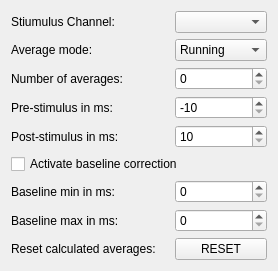
Before: the Qt Designer form applications/mne_x/plugins/averaging/FormFiles/averagingsettingswidget.ui in mne-tools/mne-cpp, drawn with Qt 5.
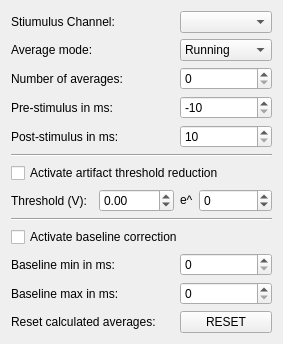
After: the same form once the commit is applied.

Commit message: [MX-101] Add simple artifact reduction to averaging plugin. [MX-101] Deactivate writing to layout file when creating EEG layout in SelectionManager. [MX-101] Mirror Duke 64 EEG layout on the x Axis

Diff of the .ui file:
```diff
--- a/applications/mne_x/plugins/averaging/FormFiles/averagingsettingswidget.ui
+++ b/applications/mne_x/plugins/averaging/FormFiles/averagingsettingswidget.ui
@@ -6,29 +6,76 @@
    <rect>
     <x>0</x>
     <y>0</y>
-    <width>251</width>
-    <height>246</height>
+    <width>252</width>
+    <height>313</height>
    </rect>
   </property>
   <property name="windowTitle">
    <string>Form</string>
   </property>
   <layout class="QGridLayout" name="gridLayout">
-   <item row="2" column="2">
-    <widget class="QComboBox" name="m_comboBox_runningAvr">
-     <item>
-      <property name="text">
-       <string>Running</string>
-      </property>
-     </item>
-     <item>
-      <property name="text">
-       <string>Cumulative</string>
-      </property>
-     </item>
+   <item row="8" column="2">
+    <widget class="QDoubleSpinBox" name="m_pSpinBox_artifactThresholdFirst">
+     <property name="minimum">
+      <double>-9999.000000000000000</double>
+     </property>
+     <property name="maximum">
+      <double>9999.000000000000000</double>
+     </property>
     </widget>
    </item>
-   <item row="4" column="2">
+   <item row="8" column="3">
+    <widget class="QLabel" name="label_10">
+     <property name="sizePolicy">
+      <sizepolicy hsizetype="Fixed" vsizetype="Fixed">
+       <horstretch>0</horstretch>
+       <verstretch>0</verstretch>
+      </sizepolicy>
+     </property>
+     <property name="text">
+      <string>e^</string>
+     </property>
+    </widget>
+   </item>
+   <item row="8" column="0">
+    <widget class="QLabel" name="label_9">
+     <property name="text">
+      <string>Threshold (V):</string>
+     </property>
+    </widget>
+   </item>
+   <item row="8" column="4">
+    <widget class="QSpinBox" name="m_pSpinBox_artifactThresholdSecond">
+     <property name="minimum">
+      <number>-999</number>
+     </property>
+     <property name="maximum">
+      <number>999</number>
+     </property>
+    </widget>
+   </item>
+   <item row="7" column="0" colspan="5">
+    <widget class="QCheckBox" name="m_pcheckBoxArtifactReduction">
+     <property name="text">
+      <string>Activate artifact threshold reduction</string>
+     </property>
+    </widget>
+   </item>
+   <item row="6" column="0" colspan="5">
+    <widget class="Line" name="line_2">
+     <property name="orientation">
+      <enum>Qt::Horizontal</enum>
+     </property>
+    </widget>
+   </item>
+   <item row="9" column="0" colspan="5">
+    <widget class="Line" name="line">
+     <property name="orientation">
+      <enum>Qt::Horizontal</enum>
+     </property>
+    </widget>
+   </item>
+   <item row="4" column="3" colspan="2">
     <widget class="QSpinBox" name="m_pSpinBoxPreStimSamples">
      <property name="prefix">
       <string>-</string>
@@ -44,38 +91,20 @@
      </property>
     </widget>
    </item>
-   <item row="6" column="0" colspan="3">
-    <widget class="QCheckBox" name="m_pcheckBoxBaselineCorrection">
-     <property name="text">
-      <string>Activate baseline correction</string>
+   <item row="5" column="3" colspan="2">
+    <widget class="QSpinBox" name="m_pSpinBoxPostStimSamples">
+     <property name="minimum">
+      <number>10</number>
      </property>
-    </widget>
-   </item>
-   <item row="7" column="0">
-    <widget class="QLabel" name="label_5">
-     <property name="text">
-      <string>Baseline min in ms:</string>
+     <property name="maximum">
+      <number>10000</number>
      </property>
-    </widget>
-   </item>
-   <item row="1" column="2">
-    <widget class="QComboBox" name="m_pComboBoxChSelection"/>
-   </item>
-   <item row="4" column="0">
-    <widget class="QLabel" name="label_3">
-     <property name="text">
-      <string>Pre-stimulus in ms:</string>
+     <property name="singleStep">
+      <number>10</number>
      </property>
     </widget>
    </item>
-   <item row="1" column="0">
-    <widget class="QLabel" name="label">
-     <property name="text">
-      <string>Stiumulus Channel:</string>
-     </property>
-    </widget>
-   </item>
-   <item row="3" column="2">
+   <item row="3" column="3" colspan="2">
     <widget class="QSpinBox" name="m_pSpinBoxNumAverages">
      <property name="minimum">
       <number>0</number>
@@ -85,48 +114,31 @@
      </property>
     </widget>
    </item>
-   <item row="3" column="0">
-    <widget class="QLabel" name="label_2">
-     <property name="text">
-      <string>Number of averages:</string>
-     </property>
+   <item row="2" column="3" colspan="2">
+    <widget class="QComboBox" name="m_comboBox_runningAvr">
+     <item>
+      <property name="text">
+       <string>Running</string>
+      </property>
+     </item>
+     <item>
+      <property name="text">
+       <string>Cumulative</string>
+      </property>
+     </item>
     </widget>
    </item>
-   <item row="7" column="2">
+   <item row="1" column="3" colspan="2">
+    <widget class="QComboBox" name="m_pComboBoxChSelection"/>
+   </item>
+   <item row="11" column="3" colspan="2">
     <widget class="QSpinBox" name="m_pSpinBoxBaselineFrom">
      <property name="singleStep">
       <number>10</number>
      </property>
     </widget>
    </item>
-   <item row="8" column="0">
-    <widget class="QLabel" name="label_6">
-     <property name="text">
-      <string>Baseline max in ms:</string>
-     </property>
-    </widget>
-   </item>
-   <item row="5" column="2">
-    <widget class="QSpinBox" name="m_pSpinBoxPostStimSamples">
-     <property name="minimum">
-      <number>10</number>
-     </property>
-     <property name="maximum">
-      <number>10000</number>
-     </property>
-     <property name="singleStep">
-      <number>10</number>
-     </property>
-    </widget>
-   </item>
-   <item row="5" column="0">
-    <widget class="QLabel" name="label_4">
-     <property name="text">
-      <string>Post-stimulus in ms:</string>
-     </property>
-    </widget>
-   </item>
-   <item row="8" column="2">
+   <item row="12" column="3" colspan="2">
     <widget class="QSpinBox" name="m_pSpinBoxBaselineTo">
      <property name="singleStep">
       <number>10</number>
@@ -136,43 +148,76 @@
      </property>
     </widget>
    </item>
-   <item row="1" column="1">
-    <spacer name="horizontalSpacer_2">
-     <property name="orientation">
-      <enum>Qt::Horizontal</enum>
-     </property>
-     <property name="sizeType">
-      <enum>QSizePolicy::Fixed</enum>
-     </property>
-     <property name="sizeHint" stdset="0">
-      <size>
-       <width>40</width>
-       <height>20</height>
-      </size>
-     </property>
-    </spacer>
-   </item>
-   <item row="2" column="0">
-    <widget class="QLabel" name="label_7">
-     <property name="text">
-      <string>Average mode:</string>
-     </property>
-    </widget>
-   </item>
-   <item row="9" column="2">
+   <item row="13" column="3" colspan="2">
     <widget class="QPushButton" name="m_pushButton_reset">
      <property name="text">
       <string>RESET</string>
      </property>
     </widget>
    </item>
-   <item row="9" column="0" colspan="2">
+   <item row="13" column="0" colspan="3">
     <widget class="QLabel" name="label_8">
      <property name="text">
       <string>Reset calculated averages:</string>
      </property>
     </widget>
    </item>
+   <item row="12" column="0" colspan="3">
+    <widget class="QLabel" name="label_6">
+     <property name="text">
+      <string>Baseline max in ms:</string>
+     </property>
+    </widget>
+   </item>
+   <item row="11" column="0" colspan="3">
+    <widget class="QLabel" name="label_5">
+     <property name="text">
+      <string>Baseline min in ms:</string>
+     </property>
+    </widget>
+   </item>
+   <item row="10" column="0" colspan="5">
+    <widget class="QCheckBox" name="m_pcheckBoxBaselineCorrection">
+     <property name="text">
+      <string>Activate baseline correction</string>
+     </property>
+    </widget>
+   </item>
+   <item row="5" column="0" colspan="3">
+    <widget class="QLabel" name="label_4">
+     <property name="text">
+      <string>Post-stimulus in ms:</string>
+     </property>
+    </widget>
+   </item>
+   <item row="4" column="0" colspan="3">
+    <widget class="QLabel" name="label_3">
+     <property name="text">
+      <string>Pre-stimulus in ms:</string>
+     </property>
+    </widget>
+   </item>
+   <item row="3" column="0" colspan="3">
+    <widget class="QLabel" name="label_2">
+     <property name="text">
+      <string>Number of averages:</string>
+     </property>
+    </widget>
+   </item>
+   <item row="2" column="0" colspan="3">
+    <widget class="QLabel" name="label_7">
+     <property name="text">
+      <string>Average mode:</string>
+     </property>
+    </widget>
+   </item>
+   <item row="1" column="0" colspan="3">
+    <widget class="QLabel" name="label">
+     <property name="text">
+      <string>Stiumulus Channel:</string>
+     </property>
+    </widget>
+   </item>
   </layout>
  </widget>
  <resources/>
```
The commit also changes 9 other files.
